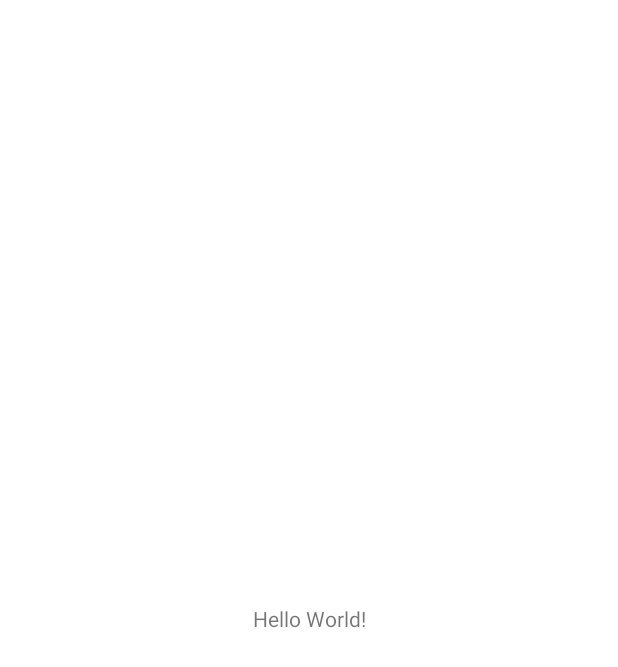
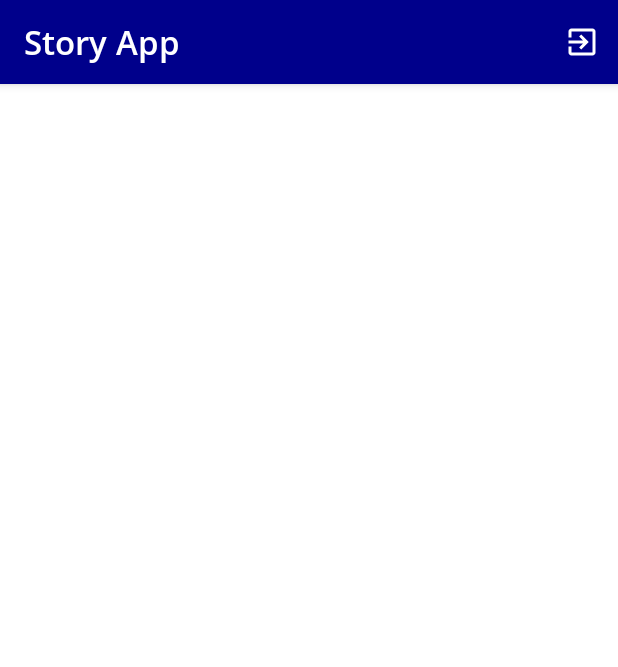
Before and after one commit to fatkhurhmn/dicoding-android-intermediate-submission, an Android app: the MainActivity screen opened directly, with no data from a screen before it, on a phone screen of 412 x 824 dp. Before the commit the part shown is almost empty. Shown: the top 667 px of the screen. Run offline under Robolectric (Android 15) with nearby library versions, the phone set to English and light mode, and no system bars.

Commit message:
create main_menu with logout icon

```diff
--- /dev/null
+++ b/app/src/main/res/drawable/ic_logout.xml
@@ -0,0 +1,5 @@
+<vector android:autoMirrored="true" android:height="24dp"
+    android:tint="#FFFFFF" android:viewportHeight="24"
+    android:viewportWidth="24" android:width="24dp" xmlns:android="http://schemas.android.com/apk/res/android">
+    <path android:fillColor="@android:color/white" android:pathData="M10.09,15.59L11.5,17l5,-5 -5,-5 -1.41,1.41L12.67,11H3v2h9.67l-2.58,2.59zM19,3H5c-1.11,0 -2,0.9 -2,2v4h2V5h14v14H5v-4H3v4c0,1.1 0.89,2 2,2h14c1.1,0 2,-0.9 2,-2V5c0,-1.1 -0.9,-2 -2,-2z"/>
+</vector>
--- a/app/src/main/res/layout/activity_main.xml
+++ b/app/src/main/res/layout/activity_main.xml
@@ -1,18 +1,24 @@
 <?xml version="1.0" encoding="utf-8"?>
-<androidx.constraintlayout.widget.ConstraintLayout xmlns:android="http://schemas.android.com/apk/res/android"
+<androidx.coordinatorlayout.widget.CoordinatorLayout xmlns:android="http://schemas.android.com/apk/res/android"
     xmlns:app="http://schemas.android.com/apk/res-auto"
     xmlns:tools="http://schemas.android.com/tools"
     android:layout_width="match_parent"
     android:layout_height="match_parent"
     tools:context=".ui.main.MainActivity">
 
-    <TextView
-        android:layout_width="wrap_content"
-        android:layout_height="wrap_content"
-        android:text="Hello World!"
-        app:layout_constraintBottom_toBottomOf="parent"
-        app:layout_constraintLeft_toLeftOf="parent"
-        app:layout_constraintRight_toRightOf="parent"
-        app:layout_constraintTop_toTopOf="parent" />
+    <com.google.android.material.appbar.AppBarLayout
+        android:id="@+id/appbar_main"
+        android:layout_width="match_parent"
+        android:layout_height="wrap_content">
 
-</androidx.constraintlayout.widget.ConstraintLayout>
+        <com.google.android.material.appbar.MaterialToolbar
+            android:id="@+id/toolbar_main"
+            android:layout_width="match_parent"
+            android:layout_height="match_parent"
+            app:menu="@menu/main_menu"
+            app:title="@string/app_name"
+            app:titleTextAppearance="@style/Text.Title.Main"
+            app:titleTextColor="@color/white" />
+    </com.google.android.material.appbar.AppBarLayout>
+
+</androidx.coordinatorlayout.widget.CoordinatorLayout>
--- /dev/null
+++ b/app/src/main/res/menu/main_menu.xml
@@ -0,0 +1,11 @@
+<?xml version="1.0" encoding="utf-8"?>
+<menu xmlns:android="http://schemas.android.com/apk/res/android"
+    xmlns:app="http://schemas.android.com/apk/res-auto">
+    <group>
+        <item
+            android:id="@+id/btn_logout"
+            android:icon="@drawable/ic_logout"
+            android:title="@string/logout"
+            app:showAsAction="always" />
+    </group>
+</menu>
--- a/app/src/main/res/values/strings.xml
+++ b/app/src/main/res/values/strings.xml
@@ -17,4 +17,8 @@
     <string name="create_account">Create an account</string>
     <string name="hint_name">Name</string>
     <string name="fill_form">Fill out the form correctly</string>
+    <string name="logout">Logout</string>
+    <string name="message_logout">Are yo sure want to Logout?"</string>
+    <string name="yes">Yes</string>
+    <string name="no">No</string>
 </resources>
--- a/app/src/main/res/values/themes.xml
+++ b/app/src/main/res/values/themes.xml
@@ -24,9 +24,12 @@
     </style>
 
     <style name="Text.Title.Auth">
-        <item name="android:fontFamily">@font/opensans_semibold</item>
         <item name="android:textSize">30sp</item>
         <item name="android:textColor">?colorSecondary</item>
+    </style>
+
+    <style name="Text.Title.Main">
+        <item name="android:textSize">22sp</item>
     </style>
 
     <style name="Text.Content">
@@ -34,7 +37,7 @@
     </style>
 
     <style name="TextInputLayout" parent="Widget.MaterialComponents.TextInputLayout.OutlinedBox">
-        <item name="android:layout_width">300dp</item>
+        <item name="android:layout_width">330dp</item>
         <item name="android:layout_height">wrap_content</item>
     </style>
 
@@ -49,7 +52,7 @@
     </style>
 
     <style name="Button.Auth">
-        <item name="android:layout_width">300dp</item>
+        <item name="android:layout_width">330dp</item>
         <item name="android:layout_height">70dp</item>
         <item name="textAllCaps">false</item>
         <item name="android:textSize">18sp</item>
```
